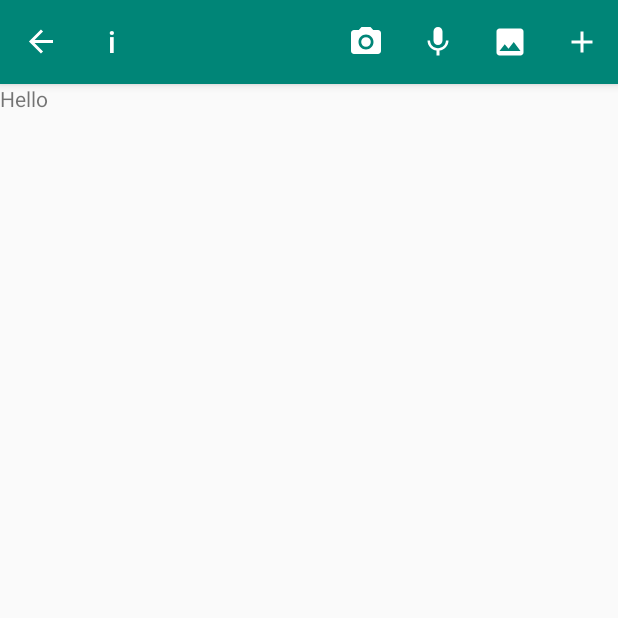
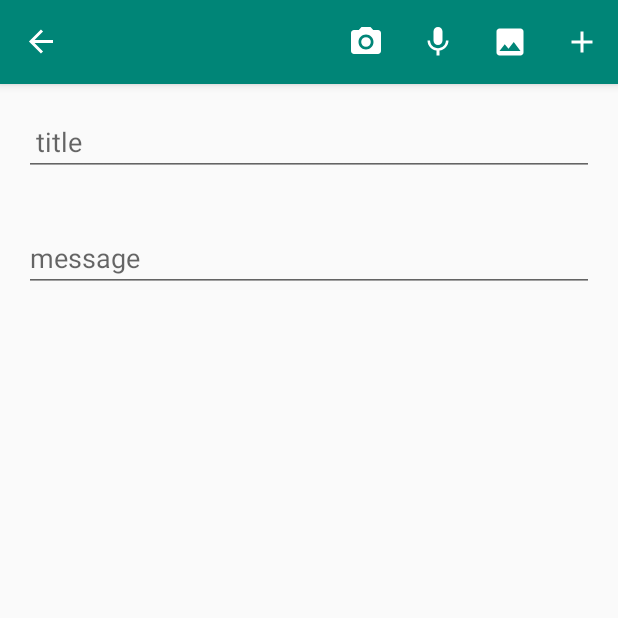
Before and after one commit to haidar786/MediaSaver, an Android app: the AddItemFragment screen opened through its navigation route, on a phone screen of 412 x 824 dp, the top half of it. Run offline under Robolectric (Android 15) with nearby library versions, the phone set to English and light mode, and no system bars; our stand-ins replace navigation-ui.

Commit message:
later when he reply

```diff
--- a/app/build.gradle
+++ b/app/build.gradle
@@ -70,4 +70,5 @@ dependencies {
     implementation 'com.github.bumptech.glide:glide:4.8.0'
     kapt 'com.github.bumptech.glide:compiler:4.8.0'
     implementation 'androidx.recyclerview:recyclerview:1.0.0'
+    implementation 'androidx.cardview:cardview:1.0.0'
 }
--- a/app/src/main/res/layout/add_item_fragment.xml
+++ b/app/src/main/res/layout/add_item_fragment.xml
@@ -1,14 +1,31 @@
 <?xml version="1.0" encoding="utf-8"?>
-<FrameLayout
+<LinearLayout
         xmlns:android="http://schemas.android.com/apk/res/android"
         xmlns:tools="http://schemas.android.com/tools"
         android:layout_width="match_parent"
         android:layout_height="match_parent"
+        android:orientation="vertical"
         tools:context=".fragments.AddItemFragment">
 
-    <TextView
+    <EditText
             android:layout_width="match_parent"
-            android:layout_height="match_parent"
-            android:text="Hello"/>
-
-</FrameLayout>
+            android:layout_height="wrap_content"
+            android:inputType="textPersonName"
+            android:paddingStart="8dp"
+            android:paddingEnd="4dp"
+            android:layout_margin="16dp"
+            android:hint="title"
+            android:ems="10"
+            android:id="@+id/titleEditText"/>
+    <EditText
+            android:layout_width="match_parent"
+            android:layout_height="wrap_content"
+            android:inputType="textMultiLine"
+            android:paddingStart="4dp"
+            android:paddingEnd="4dp"
+            android:layout_margin="16dp"
+            android:hint="message"
+            android:gravity="start|top"
+            android:ems="10"
+            android:id="@+id/messageEditText"/>
+</LinearLayout>
--- a/app/src/main/res/navigation/mobile_navigation.xml
+++ b/app/src/main/res/navigation/mobile_navigation.xml
@@ -15,6 +15,6 @@
     </fragment>
     <fragment android:id="@+id/addItemFragment"
               android:name="com.haidar.mediasaver.fragments.AddItemFragment"
-              android:label="i"
+              android:label=" "
               tools:layout="@layout/add_item_fragment"/>
 </navigation>
```
